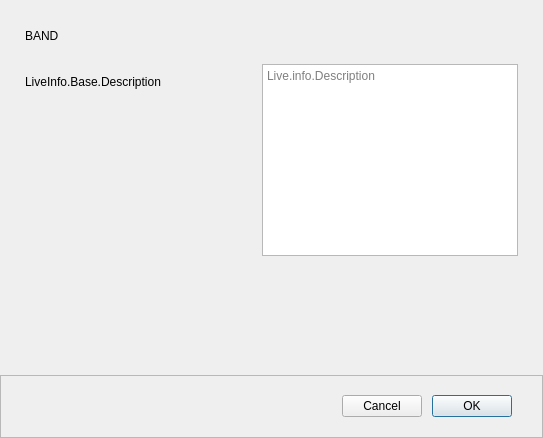
Qt form src/prism-live-studio/PRISMLiveStudio/prism-ui/PLSPlatformApi/band/PLSLiveInfoBand.ui (naver/prism-live-studio) before a commit.
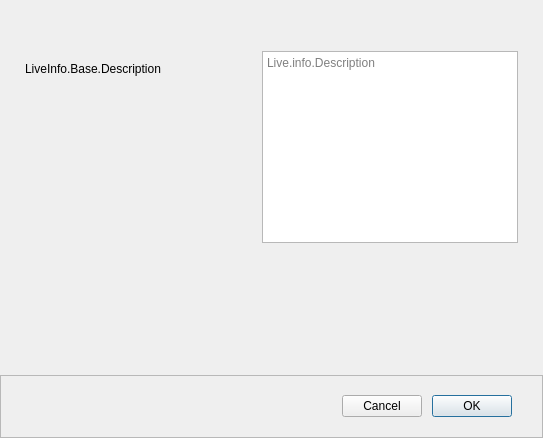
The same form after that commit. Custom widgets are drawn as their Qt base class.

```diff
--- a/src/prism-live-studio/PRISMLiveStudio/prism-ui/PLSPlatformApi/band/PLSLiveInfoBand.ui
+++ b/src/prism-live-studio/PRISMLiveStudio/prism-ui/PLSPlatformApi/band/PLSLiveInfoBand.ui
@@ -71,11 +71,7 @@
          <number>0</number>
         </property>
         <item>
-         <widget class="QLabel" name="labelCaption">
-          <property name="text">
-           <string>BAND</string>
-          </property>
-         </widget>
+         <widget class="PLSLiveInfoDualWidget" name="dualWidget" native="true"/>
         </item>
         <item>
          <spacer name="horizontalSpacer_2">
@@ -239,6 +235,12 @@
   </layout>
  </widget>
  <customwidgets>
+  <customwidget>
+   <class>PLSLiveInfoDualWidget</class>
+   <extends>QWidget</extends>
+   <header>PLSLiveInfoBase.h</header>
+   <container>1</container>
+  </customwidget>
   <customwidget>
    <class>PLSPlainTextEdit</class>
    <extends>QPlainTextEdit</extends>
```
